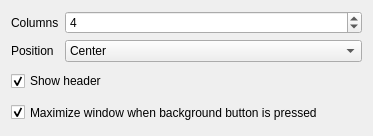
The window that package/contents/ui/config.ui (qewer33/Exquisite) describes before a commit, drawn with Qt 5.
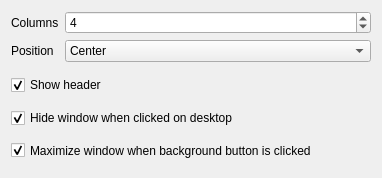
The same window after the commit.

Commit message: Add hide window on desktop click option

What changed in the file:
```diff
--- a/package/contents/ui/config.ui
+++ b/package/contents/ui/config.ui
@@ -6,8 +6,8 @@
    <rect>
     <x>0</x>
     <y>0</y>
-    <width>373</width>
-    <height>136</height>
+    <width>382</width>
+    <height>178</height>
    </rect>
   </property>
   <layout class="QVBoxLayout" name="verticalLayout">
@@ -101,6 +101,16 @@
      </property>
     </widget>
    </item>
+   <item>
+    <widget class="QCheckBox" name="kcfg_hideOnDesktopClick">
+     <property name="text">
+      <string>Hide window when clicked on desktop</string>
+     </property>
+     <property name="checked">
+      <bool>true</bool>
+     </property>
+    </widget>
+   </item>
    <item>
     <widget class="QCheckBox" name="kcfg_maximizeOnBackgroundClick">
      <property name="sizePolicy">
@@ -110,7 +120,7 @@
       </sizepolicy>
      </property>
      <property name="text">
-      <string>Maximize window when background button is pressed</string>
+      <string>Maximize window when background button is clicked</string>
      </property>
      <property name="checked">
       <bool>true</bool>
```
The commit also changes 2 other files.
